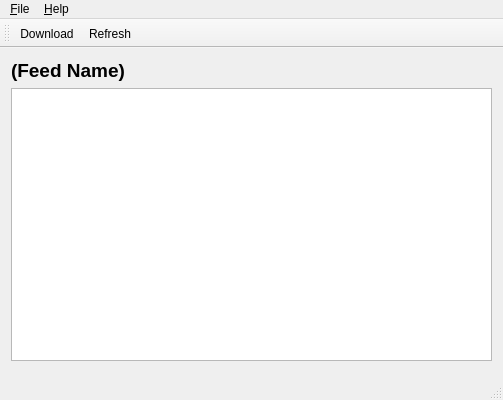
Before: the Qt Designer form podcatcher/Resources/ui/windows/MainWindow.ui in lostrootpass/alphagem, drawn with Qt 5.
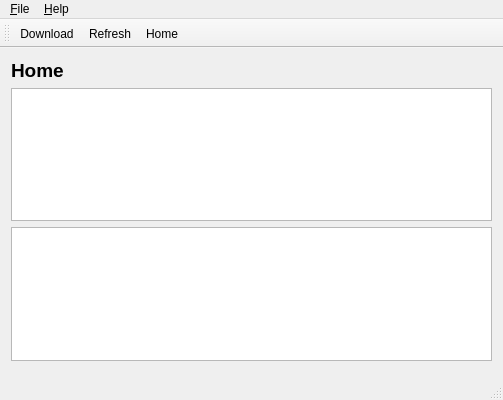
After: the same form once the commit is applied. Icons and pictures are not drawn. Custom widgets are drawn as their Qt base class.

Commit message: List all feeds and allow each to be refreshed/viewed independently.

What changed in the file:
```diff
--- a/podcatcher/Resources/ui/windows/MainWindow.ui
+++ b/podcatcher/Resources/ui/windows/MainWindow.ui
@@ -25,12 +25,19 @@
        </font>
       </property>
       <property name="text">
-       <string>(Feed Name)</string>
+       <string>Home</string>
       </property>
      </widget>
     </item>
     <item>
-     <widget class="QListView" name="listView"/>
+     <widget class="QListView" name="feedListView"/>
+    </item>
+    <item>
+     <widget class="QListView" name="episodeListView">
+      <property name="enabled">
+       <bool>true</bool>
+      </property>
+     </widget>
     </item>
     <item>
      <widget class="PlaybackControlWidget" name="playbackControlWidget" native="true"/>
@@ -73,6 +80,7 @@
    </attribute>
    <addaction name="actionDownload"/>
    <addaction name="actionRefresh"/>
+   <addaction name="actionHome"/>
   </widget>
   <widget class="QStatusBar" name="statusBar"/>
   <action name="actionAbout_Qt">
@@ -109,6 +117,11 @@
     <string>&amp;Refresh</string>
    </property>
   </action>
+  <action name="actionHome">
+   <property name="text">
+    <string>Home</string>
+   </property>
+  </action>
  </widget>
  <layoutdefault spacing="6" margin="11"/>
  <customwidgets>
```
The commit also changes 10 other files.
